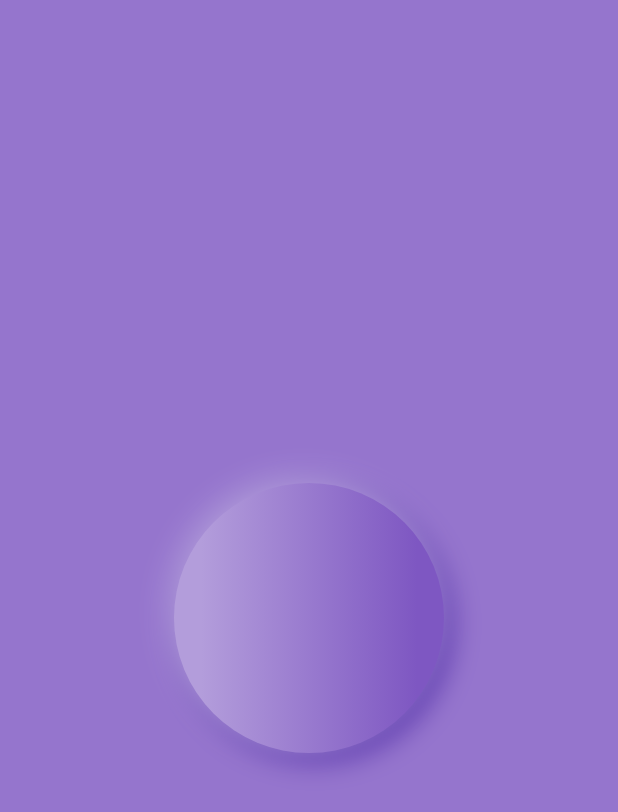
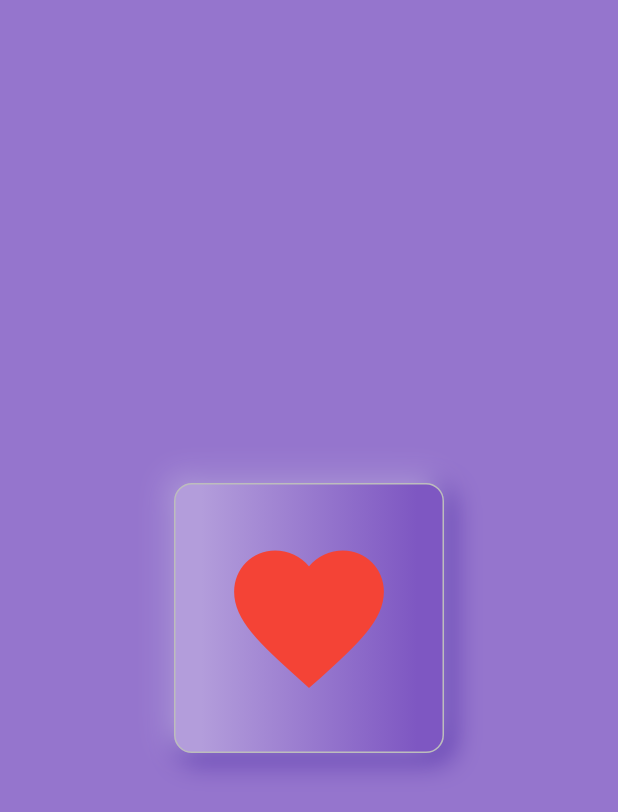
Before and after one commit to MonsterCT2k3/flutter, a Flutter app: the screen it shows after launch, on a phone screen of 412 x 824 dp. Shown: the top 812 px of the screen. Run offline on Flutter 3.47's test engine with Material 2 defaults, Android fonts, the phone set to English and light mode, and no system bars.

Commit message:
animated button pressed

```diff
--- a/lib/home_page.dart
+++ b/lib/home_page.dart
@@ -1,15 +1,34 @@
 import 'package:flutter/material.dart';
 import 'package:init_project/new_button.dart';
 
-class HomePage extends StatelessWidget {
+class HomePage extends StatefulWidget {
   const HomePage({super.key});
+
+  @override
+  State<HomePage> createState() => _HomePageState();
+}
+
+class _HomePageState extends State<HomePage> {
+  bool isPressed = false;
+  void onPressed() {
+    setState(() {
+      if (isPressed) {
+        isPressed = false;
+      } else {
+        isPressed = true;
+      }
+    });
+  }
 
   @override
   Widget build(BuildContext context) {
     return Scaffold(
       backgroundColor: Colors.deepPurple[300],
-      body: const Center(
-        child: NewButton(),
+      body: Center(
+        child: NewButton(
+          onPressed: onPressed,
+          isPressed: isPressed,
+        ),
       ),
     );
   }
--- a/lib/new_button.dart
+++ b/lib/new_button.dart
@@ -1,17 +1,31 @@
 import 'package:flutter/material.dart';
 
 class NewButton extends StatelessWidget {
-  const NewButton({super.key});
+  const NewButton({
+    super.key,
+    required this.onPressed,
+    required this.isPressed,
+  });
+  final void Function() onPressed;
+  final bool isPressed;
 
   @override
   Widget build(BuildContext context) {
-    return Container(
+    return GestureDetector(
+      onTap: onPressed,
+      child: AnimatedContainer(
+        duration: const Duration(milliseconds: 50),
         height: 180,
         width: 180,
         decoration: BoxDecoration(
           color: Colors.deepPurple[300],
-        shape: BoxShape.circle,
-        boxShadow: [
+          //shape: BoxShape.circle,
+          borderRadius: BorderRadius.circular(12),
+          border: Border.all(
+              color: isPressed ? Colors.grey.shade200 : Colors.grey.shade400),
+          boxShadow: isPressed
+              ? []
+              : [
                   BoxShadow(
                     color: Colors.deepPurple.shade700,
                     offset: const Offset(4, 4),
@@ -36,6 +50,12 @@ class NewButton extends StatelessWidget {
             ],
           ),
         ),
+        child: Icon(
+          Icons.favorite,
+          color: isPressed ? Colors.red.shade300 : Colors.red,
+          size: 120,
+        ),
+      ),
     );
   }
 }
```
Lines whose indentation alone changed are shown as unchanged.
